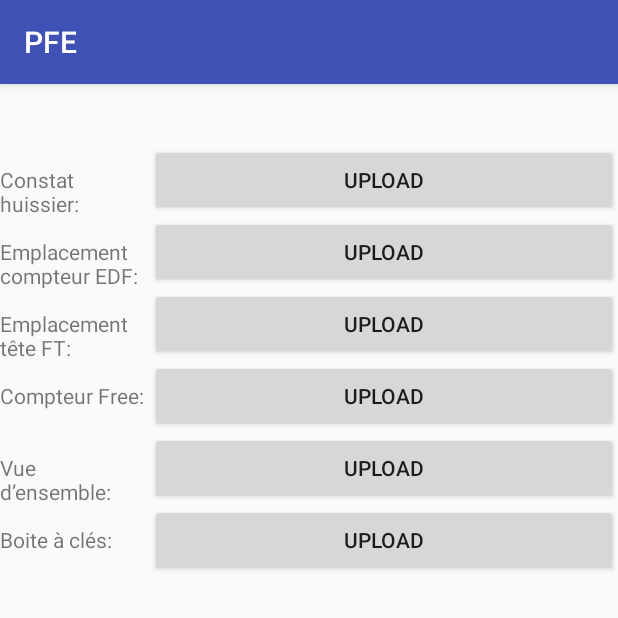
After one commit to romvad/PFE_Metralor_App, an Android app: the WorkSiteActivity screen opened directly, with no data from a screen before it, on a phone screen of 412 x 824 dp, the top half of it. The commit adds this screen. Run offline under Robolectric (Android 15) with nearby library versions, the phone set to English and light mode, and no system bars; our stand-ins replace Firebase (no records; nobody signed in at launch, a user with empty details on screens opened directly).

Commit message:
beginning of firebase storage upload

```diff
--- a/app/build.gradle
+++ b/app/build.gradle
@@ -32,7 +32,8 @@ dependencies {
         exclude group: 'com.android.support', module: 'appcompat-v7'
     }
     compile 'com.android.volley:volley:1.0.0'
-    compile 'com.google.firebase:firebase-core:12.0.1'
+    compile 'com.google.firebase:firebase-core:15.0.0'
+    compile 'com.google.firebase:firebase-storage:15.0.0'
 
 }
 apply plugin: 'com.google.gms.google-services'
--- a/app/src/main/java/com/example/rvadam/pfe/Login/LoginFragment.java
+++ b/app/src/main/java/com/example/rvadam/pfe/Login/LoginFragment.java
@@ -112,8 +112,10 @@ public class LoginFragment extends Fragment implements LoginContract.View, Loade
                 //startActivity(testWebViewActivityCall);
                 /*Intent testOneDriveActivityCall= new Intent(getActivity(), TestOneDriveActivity.class);
                 startActivity(testOneDriveActivityCall);*/
-                Intent testMSALLoginActivityCall= new Intent(getActivity(), com.example.rvadam.pfe.TestLoginWithMSAL.LoginActivity.class);
-                startActivity(testMSALLoginActivityCall);
+                /*Intent testMSALLoginActivityCall= new Intent(getActivity(), com.example.rvadam.pfe.TestLoginWithMSAL.LoginActivity.class);
+                startActivity(testMSALLoginActivityCall);*/
+                Intent FirebaseStorageActivityCall= new Intent(getActivity(), com.example.rvadam.pfe.TestFirebaseStorage.FirebaseStorageActivity.class);
+                startActivity(FirebaseStorageActivityCall);
             }
         });
 
--- /dev/null
+++ b/app/src/main/java/com/example/rvadam/pfe/WorkSite/WorkSiteActivity.java
@@ -0,0 +1,111 @@
+package com.example.rvadam.pfe.WorkSite;
+
+import android.content.Intent;
+import android.database.Cursor;
+import android.net.Uri;
+import android.os.Environment;
+import android.provider.OpenableColumns;
+import android.support.annotation.NonNull;
+import android.support.v7.app.AppCompatActivity;
+import android.os.Bundle;
+import android.util.Log;
+import android.view.View;
+import android.widget.Button;
+
+import com.example.rvadam.pfe.R;
+import com.google.android.gms.tasks.OnFailureListener;
+import com.google.android.gms.tasks.OnSuccessListener;
+import com.google.firebase.storage.FirebaseStorage;
+import com.google.firebase.storage.StorageReference;
+import com.google.firebase.storage.UploadTask;
+
+import java.io.File;
+import java.io.FileInputStream;
+import java.io.FileNotFoundException;
+import java.io.InputStream;
+
+public class WorkSiteActivity extends AppCompatActivity {
+
+    Button uploadHuissier;
+    private static final String TAG="WorkSiteActivity";
+
+    @Override
+    protected void onCreate(Bundle savedInstanceState) {
+        super.onCreate(savedInstanceState);
+        setContentView(R.layout.activity_work_site);
+
+        uploadHuissier=(Button) findViewById(R.id.huissierUpload);
+
+        uploadHuissier.setOnClickListener(new View.OnClickListener() {
+            @Override
+            public void onClick(View view) {
+                Intent intent = new Intent()
+                        .setType("*/*")
+                        .setAction(Intent.ACTION_GET_CONTENT);
+
+                startActivityForResult(Intent.createChooser(intent, "Select a file"), 123);
+            }
+        });
+    }
+
+    @Override
+    protected void onActivityResult(int requestCode, int resultCode, Intent data) {
+        super.onActivityResult(requestCode, resultCode, data);
+        if(requestCode==123 && resultCode==RESULT_OK) {
+            Uri selectedfile = data.getData(); //The uri with the location of the file
+            //selectedfile.getPath()
+            Log.i(TAG,"uri du fichier: "+getFileName(selectedfile));
+            InputStream stream;
+
+            FirebaseStorage storage=FirebaseStorage.getInstance();
+            StorageReference storageRef=storage.getReference("ab/photos/adductions/energie");
+            StorageReference storageRef2=storageRef.child(getFileName(selectedfile));
+
+            Log.i(TAG,"directory downlaods "+getExternalFilesDir(Environment.DIRECTORY_DOWNLOADS));
+            File file=new File("/root/sdcaezqesdfrd/Downloads/"+getFileName(selectedfile));
+            /*try {
+                //stream = new FileInputStream(new File(selectedfile.getPath().toString()));
+                //stream = new FileInputStream(new File("/root/sdcard/Downloads/"+getFileName(selectedfile)));
+
+                //stream = new FileInputStream(getExternalFilesDir(Environment.DIRECTORY_DOWNLOADS)+"/"+getFileName(selectedfile));
+                UploadTask uploadTask=storageRef2.putStream(stream);
+                uploadTask.addOnFailureListener(new OnFailureListener() {
+                    @Override
+                    public void onFailure(@NonNull Exception exception) {
+                        // Handle unsuccessful uploads
+                    }
+                }).addOnSuccessListener(new OnSuccessListener<UploadTask.TaskSnapshot>() {
+                    @Override
+                    public void onSuccess(UploadTask.TaskSnapshot taskSnapshot) {
+                        // taskSnapshot.getMetadata() contains file metadata such as size, content-type, and download URL.
+                        Uri downloadUrl = taskSnapshot.getDownloadUrl();
+                    }
+                });
+            } catch (FileNotFoundException e) {
+                e.printStackTrace();
+            }*/
+        }
+    }
+
+    public String getFileName(Uri uri) {
+        String result = null;
+        if (uri.getScheme().equals("content")) {
+            Cursor cursor = getContentResolver().query(uri, null, null, null, null);
+            try {
+                if (cursor != null && cursor.moveToFirst()) {
+                    result = cursor.getString(cursor.getColumnIndex(OpenableColumns.DISPLAY_NAME));
+                }
+            } finally {
+                cursor.close();
+            }
+        }
+        if (result == null) {
+            result = uri.getPath();
+            int cut = result.lastIndexOf('/');
+            if (cut != -1) {
+                result = result.substring(cut + 1);
+            }
+        }
+        return result;
+    }
+}
--- /dev/null
+++ b/app/src/main/res/layout/activity_work_site.xml
@@ -0,0 +1,106 @@
+<?xml version="1.0" encoding="utf-8"?>
+<LinearLayout xmlns:android="http://schemas.android.com/apk/res/android"
+    android:layout_width="match_parent"
+    android:layout_height="match_parent"
+    android:layout_marginTop="40dp"
+    android:gravity="center_horizontal"
+    android:orientation="vertical" >
+
+    <LinearLayout
+        android:layout_width="match_parent"
+        android:layout_height="wrap_content"
+        android:orientation="horizontal">
+        <TextView
+            android:layout_width="100dp"
+            android:layout_height="wrap_content"
+            android:text="Constat huissier:"/>
+
+        <Button
+            android:layout_width="match_parent"
+            android:layout_height="wrap_content"
+            android:id="@+id/huissierUpload"
+            android:text="UPLOAD"/>
+    </LinearLayout>
+
+    <LinearLayout
+        android:layout_width="match_parent"
+        android:layout_height="wrap_content"
+        android:orientation="horizontal">
+        <TextView
+            android:layout_width="100dp"
+            android:layout_height="wrap_content"
+            android:text="Emplacement compteur EDF:"/>
+
+        <Button
+            android:layout_width="match_parent"
+            android:layout_height="wrap_content"
+            android:id="@+id/compteurEDFUpload"
+            android:text="UPLOAD"/>
+    </LinearLayout>
+
+    <LinearLayout
+        android:layout_width="match_parent"
+        android:layout_height="wrap_content"
+        android:orientation="horizontal">
+        <TextView
+            android:layout_width="100dp"
+            android:layout_height="wrap_content"
+            android:text="Emplacement tête FT:"/>
+
+        <Button
+            android:layout_width="match_parent"
+            android:layout_height="wrap_content"
+            android:id="@+id/teteFTUpload"
+            android:text="UPLOAD"/>
+    </LinearLayout>
+
+    <LinearLayout
+        android:layout_width="match_parent"
+        android:layout_height="wrap_content"
+        android:orientation="horizontal">
+        <TextView
+            android:layout_width="100dp"
+            android:layout_height="wrap_content"
+            android:text="Compteur Free:"/>
+
+        <Button
+            android:layout_width="match_parent"
+            android:layout_height="wrap_content"
+            android:id="@+id/compteurFreeUpload"
+            android:text="UPLOAD"/>
+    </LinearLayout>
+
+    <LinearLayout
+        android:layout_width="match_parent"
+        android:layout_height="wrap_content"
+        android:orientation="horizontal">
+        <TextView
+            android:layout_width="100dp"
+            android:layout_height="wrap_content"
+            android:text="Vue d’ensemble:"/>
+
+        <Button
+            android:layout_width="match_parent"
+            android:layout_height="wrap_content"
+            android:id="@+id/vueensembleUpload"
+            android:text="UPLOAD"/>
+    </LinearLayout>
+
+    <LinearLayout
+        android:layout_width="match_parent"
+        android:layout_height="wrap_content"
+        android:orientation="horizontal">
+        <TextView
+            android:layout_width="100dp"
+            android:layout_height="wrap_content"
+            android:text="Boite à clés:"/>
+
+        <Button
+            android:layout_width="match_parent"
+            android:layout_height="wrap_content"
+            android:id="@+id/boiteaclesUpload"
+            android:text="UPLOAD"/>
+    </LinearLayout>
+
+
+    </LinearLayout>
```
Also changed, not shown: app/src/main/AndroidManifest.xml (+16 -13 lines), app/src/main/java/com/example/rvadam/pfe/Model/Photo.java (added, +10 -0 lines), app/src/main/java/com/example/rvadam/pfe/Model/PhotoCategory.java (added, +14 -0 lines), app/src/main/java/com/example/rvadam/pfe/Model/PhotoType.java (added, +14 -0 lines), app/src/main/java/com/example/rvadam/pfe/TestFirebaseStorage/FirebaseStorageActivity.java (added, +93 -0 lines), app/src/main/res/layout/activity_firebase_storage.xml (added, +44 -0 lines).
